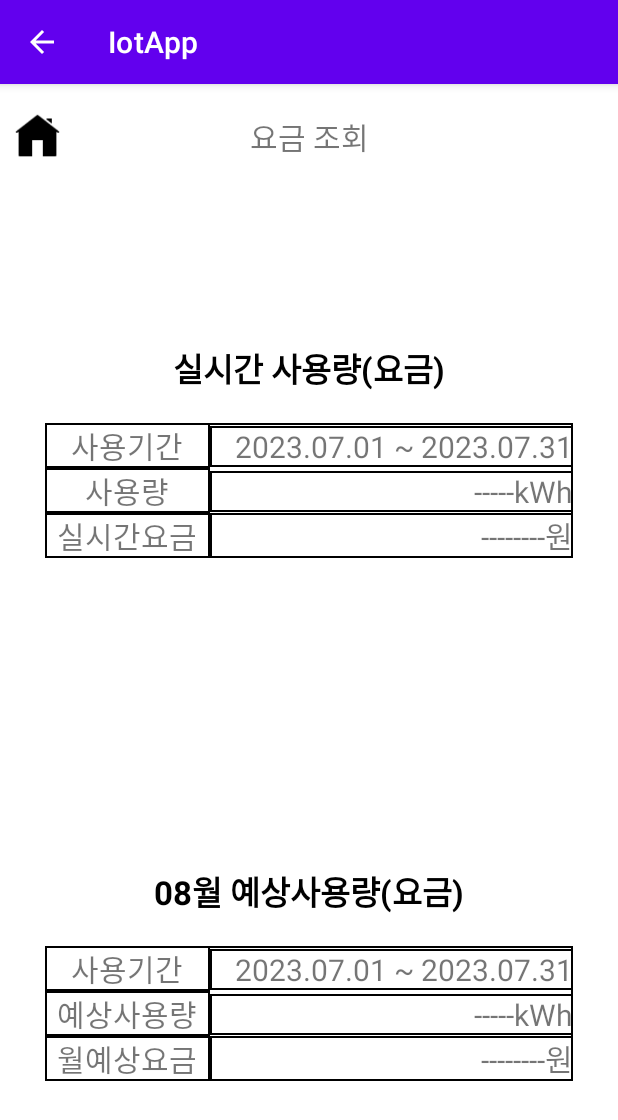
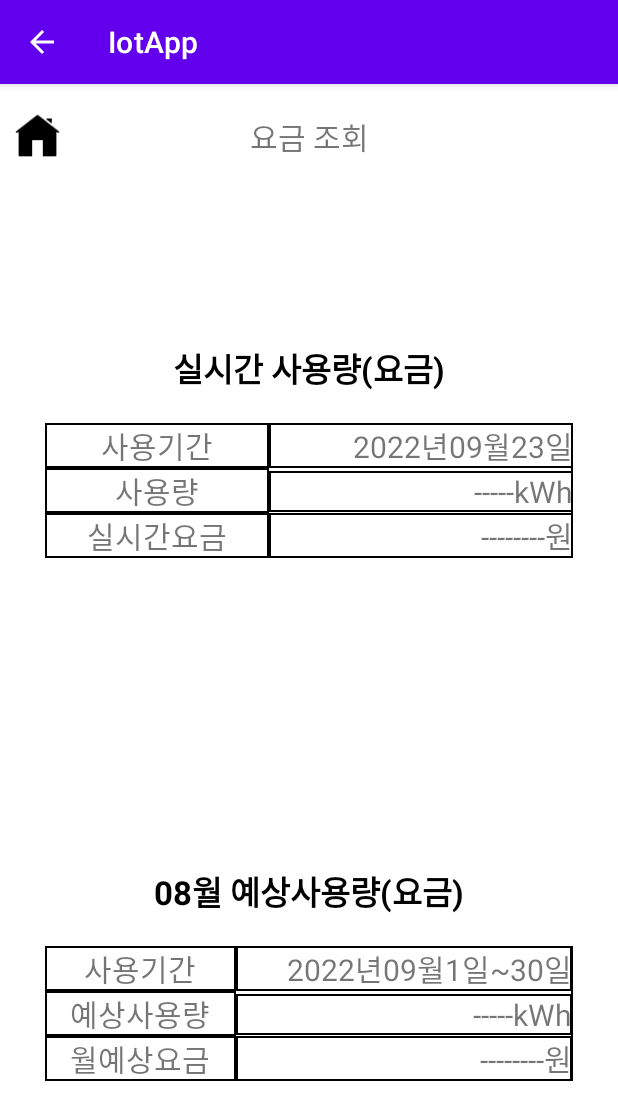
Before and after one commit to DAHLIACHOI/IoT_Home_App, an Android app: the Money screen opened directly, with no data from a screen before it, on a phone screen of 412 x 824 dp. Shown: the top 1120 px of the screen. Run offline under Robolectric (Android 15) with nearby library versions, the phone set to English and light mode, and no system bars.

Commit message:
After modify, commit

```diff
--- a/app/src/main/java/com/example/iotapp/Money.java
+++ b/app/src/main/java/com/example/iotapp/Money.java
@@ -3,10 +3,18 @@ package com.example.iotapp;
 import android.os.Bundle;
 import android.view.MenuItem;
 import android.view.View;
+import android.widget.TextView;
 
 import androidx.appcompat.app.AppCompatActivity;
 
+import java.text.SimpleDateFormat;
+import java.util.Calendar;
+import java.util.Date;
+import java.util.Locale;
+
 public class Money extends AppCompatActivity {
+
+   // final TextView todayDate = (TextView) findViewById(R.id.todayDate);
 
     @Override
     public boolean onOptionsItemSelected(MenuItem item) {
@@ -24,6 +32,31 @@ public class Money extends AppCompatActivity {
         setContentView(R.layout.activity_money);
 
         getSupportActionBar().setDisplayHomeAsUpEnabled(true);
+
+        TextView todayDate = (TextView) findViewById(R.id.todayDate);
+        TextView monthDate = (TextView) findViewById(R.id.monthDate);
+
+        long now = System.currentTimeMillis(); // 1970년 1월 1일부터 몇 밀리세컨드가 지났는지를 반환함
+        Date date = new Date(now);
+        SimpleDateFormat simpleDateFormat = new SimpleDateFormat("yyyy년MM월dd일");//형식 지정
+        String getTime1 = simpleDateFormat.format(date);
+
+        todayDate.setText(getTime1);
+
+        //현재 월만 가져오기
+        Date currentTime = Calendar.getInstance().getTime();
+        SimpleDateFormat yearFormat = new SimpleDateFormat("yyyy", Locale.getDefault());
+        SimpleDateFormat monthFormat = new SimpleDateFormat("MM", Locale.getDefault());
+
+        String year = yearFormat.format(currentTime);
+        String month = monthFormat.format(currentTime);
+
+        //현재 월의 마지막 일 가져오기
+        Calendar cal = Calendar.getInstance(); //캘린더 인스턴스 생성
+        cal.set(Integer.parseInt(year), Integer.parseInt(month)-1, 1); //캘린더에 기준이 되는 날짜(년, 월, 일) 입력, 0이 1월로 잡히기 때문에 월 -1
+        //따라서 월이 11(12월)을 넘어가면 년도도 알아서 넘어감
+
+        monthDate.setText(year+"년"+month+"월1일~"+cal.getActualMaximum(Calendar.DAY_OF_MONTH)+"일");
     }
 
     public void goToHome(View view) {   //뒤로가기 버튼 클릭 시
--- a/app/src/main/res/layout/activity_money.xml
+++ b/app/src/main/res/layout/activity_money.xml
@@ -79,10 +79,10 @@
                     android:background="@drawable/table_inside"/>
 
                 <TextView
+                    android:id="@+id/todayDate"
                     android:layout_width="match_parent"
                     android:layout_height="wrap_content"
                     android:textSize="20sp"
-                    android:text="2023.07.01 ~ 2023.07.31"
                     android:gravity="right"
                     android:background="@drawable/table_inside" />
             </TableRow>
@@ -174,10 +174,10 @@
                     android:background="@drawable/table_inside"/>
 
                 <TextView
+                    android:id="@+id/monthDate"
                     android:layout_width="match_parent"
                     android:layout_height="wrap_content"
                     android:textSize="20sp"
-                    android:text="2023.07.01 ~ 2023.07.31"
                     android:gravity="right"
                     android:background="@drawable/table_inside" />
             </TableRow>
```
